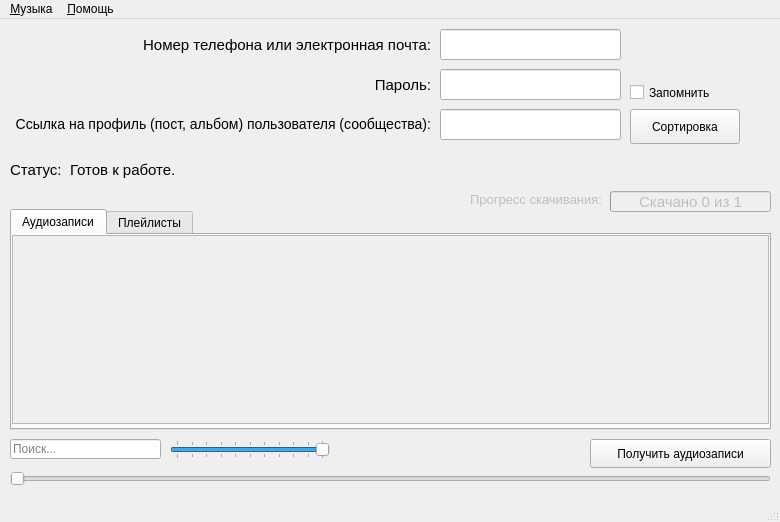
qwertyadrian/vk-music-downloader, file gui/audio.ui: the form before one commit.
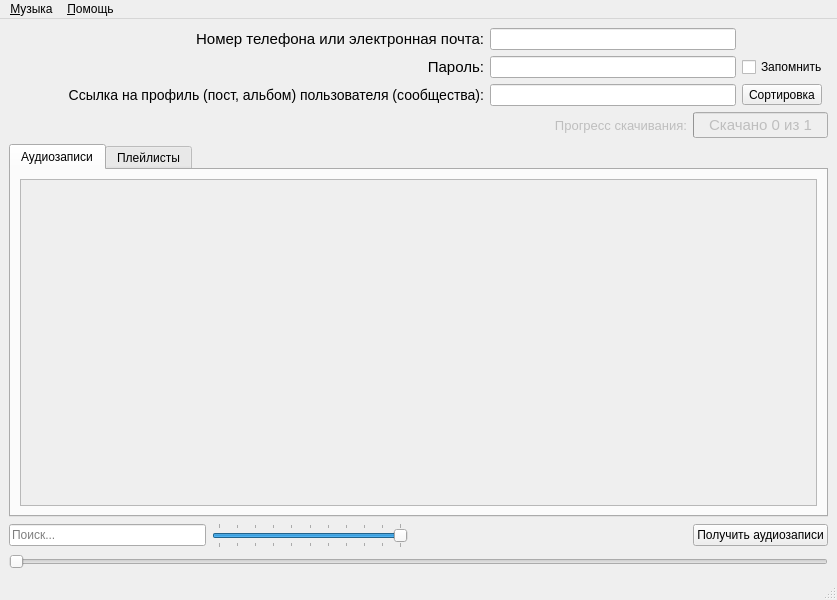
The form after the commit. Icons and pictures are not drawn.

Commit message: Использование менеджера компоновки QGridLayout Использование статус-бара вместо виджета QLabel для отображения статуса

Patch:
```diff
--- a/gui/audio.ui
+++ b/gui/audio.ui
@@ -10,22 +10,10 @@
    <rect>
     <x>0</x>
     <y>0</y>
-    <width>780</width>
-    <height>522</height>
+    <width>837</width>
+    <height>600</height>
    </rect>
   </property>
-  <property name="minimumSize">
-   <size>
-    <width>780</width>
-    <height>522</height>
-   </size>
-  </property>
-  <property name="maximumSize">
-   <size>
-    <width>780</width>
-    <height>522</height>
-   </size>
-  </property>
   <property name="windowTitle">
    <string>VKMusic Downloader</string>
   </property>
@@ -34,25 +22,35 @@
     <normaloff>:/images/logo.ico</normaloff>:/images/logo.ico</iconset>
   </property>
   <widget class="QWidget" name="centralwidget">
-   <widget class="QLineEdit" name="login">
-    <property name="geometry">
-     <rect>
-      <x>440</x>
-      <y>10</y>
-      <width>181</width>
-      <height>31</height>
-     </rect>
-    </property>
-   </widget>
+   <layout class="QGridLayout" name="gridLayout">
+    <item row="6" column="0" colspan="7">
+     <widget class="QSlider" name="play_status">
+      <property name="maximum">
+       <number>100</number>
+      </property>
+      <property name="orientation">
+       <enum>Qt::Horizontal</enum>
+      </property>
+     </widget>
+    </item>
+    <item row="5" column="3">
+     <widget class="QPushButton" name="stop_button">
+      <property name="sizePolicy">
+       <sizepolicy hsizetype="Preferred" vsizetype="Preferred">
+        <horstretch>0</horstretch>
+        <verstretch>0</verstretch>
+       </sizepolicy>
+      </property>
+      <property name="styleSheet">
+       <string notr="true">border-radius:15px;image:url(:/images/stop_button.png);</string>
+      </property>
+      <property name="text">
+       <string/>
+      </property>
+     </widget>
+    </item>
+    <item row="0" column="0" colspan="4">
    <widget class="QLabel" name="login_text">
-    <property name="geometry">
-     <rect>
-      <x>100</x>
-      <y>10</y>
-      <width>331</width>
-      <height>31</height>
-     </rect>
-    </property>
     <property name="font">
      <font>
       <pointsize>11</pointsize>
@@ -65,36 +63,9 @@
      <set>Qt::AlignRight|Qt::AlignTrailing|Qt::AlignVCenter</set>
     </property>
    </widget>
-   <widget class="QLabel" name="password_text">
-    <property name="geometry">
-     <rect>
-      <x>360</x>
-      <y>50</y>
-      <width>71</width>
-      <height>31</height>
-     </rect>
-    </property>
-    <property name="font">
-     <font>
-      <pointsize>11</pointsize>
-     </font>
-    </property>
-    <property name="text">
-     <string>Пароль:</string>
-    </property>
-    <property name="alignment">
-     <set>Qt::AlignRight|Qt::AlignTrailing|Qt::AlignVCenter</set>
-    </property>
-   </widget>
+    </item>
+    <item row="1" column="4" colspan="2">
    <widget class="QLineEdit" name="password">
-    <property name="geometry">
-     <rect>
-      <x>440</x>
-      <y>50</y>
-      <width>181</width>
-      <height>31</height>
-     </rect>
-    </property>
     <property name="inputMethodHints">
      <set>Qt::ImhHiddenText|Qt::ImhNoAutoUppercase|Qt::ImhNoPredictiveText|Qt::ImhSensitiveData</set>
     </property>
@@ -111,129 +82,28 @@
      <bool>false</bool>
     </property>
    </widget>
-   <widget class="QLabel" name="link_text">
-    <property name="geometry">
-     <rect>
-      <x>10</x>
-      <y>90</y>
-      <width>421</width>
-      <height>31</height>
-     </rect>
-    </property>
-    <property name="font">
-     <font>
-      <pointsize>11</pointsize>
-     </font>
-    </property>
+    </item>
+    <item row="2" column="6">
+     <widget class="QToolButton" name="sort_tracks">
     <property name="text">
-     <string>&lt;html&gt;&lt;head/&gt;&lt;body&gt;&lt;p&gt;&lt;span style=&quot; font-size:10.5pt;&quot;&gt;Ссылка на профиль (пост, альбом) пользователя (сообщества):&lt;/span&gt;&lt;/p&gt;&lt;/body&gt;&lt;/html&gt;</string>
-    </property>
-    <property name="alignment">
-     <set>Qt::AlignRight|Qt::AlignTrailing|Qt::AlignVCenter</set>
-    </property>
-   </widget>
-   <widget class="QLineEdit" name="user_link">
-    <property name="geometry">
-     <rect>
-      <x>440</x>
-      <y>90</y>
-      <width>181</width>
-      <height>31</height>
-     </rect>
-    </property>
-   </widget>
-   <widget class="QPushButton" name="btnConfirm">
-    <property name="geometry">
-     <rect>
-      <x>590</x>
-      <y>420</y>
-      <width>181</width>
-      <height>29</height>
-     </rect>
-    </property>
-    <property name="toolTip">
-     <string>Получить список аудиозаписей пользователя</string>
-    </property>
-    <property name="text">
-     <string>Получить аудиозаписи</string>
-    </property>
-    <property name="autoDefault">
-     <bool>false</bool>
-    </property>
-    <property name="default">
-     <bool>false</bool>
-    </property>
-   </widget>
-   <widget class="QLabel" name="status_label">
-    <property name="geometry">
-     <rect>
-      <x>10</x>
-      <y>120</y>
-      <width>68</width>
-      <height>61</height>
-     </rect>
-    </property>
-    <property name="font">
-     <font>
-      <pointsize>11</pointsize>
-     </font>
-    </property>
-    <property name="text">
-     <string>Статус:</string>
-    </property>
-   </widget>
-   <widget class="QCheckBox" name="saveData">
-    <property name="enabled">
-     <bool>true</bool>
-    </property>
-    <property name="geometry">
-     <rect>
-      <x>630</x>
-      <y>60</y>
-      <width>110</width>
-      <height>27</height>
-     </rect>
-    </property>
-    <property name="toolTip">
-     <string>Сохранить введенные данные?</string>
-    </property>
-    <property name="text">
-     <string>Запомнить</string>
-    </property>
-   </widget>
-   <widget class="QLabel" name="statusInfo">
-    <property name="geometry">
-     <rect>
-      <x>70</x>
-      <y>130</y>
-      <width>701</width>
-      <height>41</height>
-     </rect>
-    </property>
-    <property name="font">
-     <font>
-      <pointsize>11</pointsize>
-     </font>
-    </property>
-    <property name="text">
-     <string>Готов к работе.</string>
-    </property>
-    <property name="wordWrap">
-     <bool>true</bool>
-    </property>
-   </widget>
+       <string>Сортировка</string>
+      </property>
+      <property name="popupMode">
+       <enum>QToolButton::InstantPopup</enum>
+      </property>
+      <property name="toolButtonStyle">
+       <enum>Qt::ToolButtonTextOnly</enum>
+      </property>
+     </widget>
+    </item>
+    <item row="2" column="4" colspan="2">
+     <widget class="QLineEdit" name="user_link"/>
+    </item>
+    <item row="3" column="5" colspan="2">
    <widget class="QProgressBar" name="progressBar">
     <property name="enabled">
      <bool>false</bool>
     </property>
-    <property name="geometry">
-     <rect>
-      <x>610</x>
-      <y>172</y>
-      <width>161</width>
-      <height>21</height>
-     </rect>
-    </property>
     <property name="font">
      <font>
       <pointsize>11</pointsize>
@@ -261,49 +131,9 @@
      <string>Скачано %v из %m</string>
     </property>
    </widget>
-   <widget class="QLabel" name="progress_label">
-    <property name="enabled">
-     <bool>false</bool>
-    </property>
-    <property name="geometry">
-     <rect>
-      <x>470</x>
-      <y>170</y>
-      <width>141</width>
-      <height>20</height>
-     </rect>
-    </property>
-    <property name="font">
-     <font>
-      <pointsize>10</pointsize>
-     </font>
-    </property>
-    <property name="text">
-     <string>Прогресс скачивания:</string>
-    </property>
-   </widget>
-   <widget class="QLineEdit" name="search">
-    <property name="geometry">
-     <rect>
-      <x>10</x>
-      <y>420</y>
-      <width>151</width>
-      <height>20</height>
-     </rect>
-    </property>
-    <property name="placeholderText">
-     <string>Поиск...</string>
-    </property>
-   </widget>
+    </item>
+    <item row="5" column="1">
    <widget class="QSlider" name="volumeSlider">
-    <property name="geometry">
-     <rect>
-      <x>170</x>
-      <y>421</y>
-      <width>160</width>
-      <height>19</height>
-     </rect>
-    </property>
     <property name="maximum">
      <number>100</number>
     </property>
@@ -320,85 +150,28 @@
      <number>10</number>
     </property>
    </widget>
-   <widget class="QPushButton" name="pause_button">
-    <property name="geometry">
-     <rect>
-      <x>340</x>
-      <y>415</y>
-      <width>31</width>
-      <height>31</height>
-     </rect>
-    </property>
-    <property name="styleSheet">
-     <string notr="true">border-radius:15px;image:url(:/images/pause_button.png);</string>
-    </property>
+    </item>
+    <item row="5" column="5" colspan="2">
+     <widget class="QPushButton" name="btnConfirm">
+      <property name="toolTip">
+       <string>Получить список аудиозаписей пользователя</string>
+      </property>
     <property name="text">
-     <string/>
-    </property>
-   </widget>
-   <widget class="QPushButton" name="stop_button">
-    <property name="geometry">
-     <rect>
-      <x>380</x>
-      <y>415</y>
-      <width>31</width>
-      <height>31</height>
-     </rect>
-    </property>
-    <property name="styleSheet">
-     <string notr="true">border-radius:15px;image:url(:/images/stop_button.png);</string>
-    </property>
-    <property name="text">
-     <string/>
-    </property>
-   </widget>
-   <widget class="QSlider" name="play_status">
-    <property name="geometry">
-     <rect>
-      <x>10</x>
-      <y>450</y>
-      <width>761</width>
-      <height>19</height>
-     </rect>
-    </property>
-    <property name="maximum">
-     <number>100</number>
-    </property>
-    <property name="orientation">
-     <enum>Qt::Horizontal</enum>
-    </property>
-   </widget>
-   <widget class="QToolButton" name="sort_tracks">
-    <property name="geometry">
-     <rect>
-      <x>630</x>
-      <y>90</y>
-      <width>110</width>
-      <height>35</height>
-     </rect>
-    </property>
-    <property name="text">
-     <string>Сортировка</string>
-    </property>
-    <property name="popupMode">
-     <enum>QToolButton::InstantPopup</enum>
-    </property>
-    <property name="toolButtonStyle">
-     <enum>Qt::ToolButtonTextOnly</enum>
-    </property>
-   </widget>
+       <string>Получить аудиозаписи</string>
+      </property>
+      <property name="autoDefault">
+       <bool>false</bool>
+      </property>
+      <property name="default">
+       <bool>false</bool>
+      </property>
+     </widget>
+    </item>
+    <item row="4" column="0" colspan="7">
    <widget class="QTabWidget" name="tabWidget">
     <property name="enabled">
      <bool>true</bool>
     </property>
-    <property name="geometry">
-     <rect>
-      <x>10</x>
-      <y>190</y>
-      <width>761</width>
-      <height>221</height>
-     </rect>
-    </property>
     <property name="currentIndex">
      <number>0</number>
     </property>
@@ -406,18 +179,12 @@
      <attribute name="title">
       <string>Аудиозаписи</string>
      </attribute>
+       <layout class="QGridLayout" name="gridLayout_2">
+        <item row="0" column="0">
      <widget class="QTreeWidget" name="trackList">
       <property name="enabled">
        <bool>false</bool>
       </property>
-      <property name="geometry">
-       <rect>
-        <x>0</x>
-        <y>0</y>
-        <width>757</width>
-        <height>189</height>
-       </rect>
-      </property>
       <property name="contextMenuPolicy">
        <enum>Qt::CustomContextMenu</enum>
       </property>
@@ -447,23 +214,19 @@
        </property>
       </column>
      </widget>
+        </item>
+       </layout>
     </widget>
     <widget class="QWidget" name="playlists_tab">
      <attribute name="title">
       <string>Плейлисты</string>
      </attribute>
+       <layout class="QGridLayout" name="gridLayout_3">
+        <item row="0" column="0">
      <widget class="QTreeWidget" name="albumsList">
       <property name="enabled">
        <bool>false</bool>
       </property>
-      <property name="geometry">
-       <rect>
-        <x>0</x>
-        <y>0</y>
-        <width>757</width>
-        <height>189</height>
-       </rect>
-      </property>
       <property name="editTriggers">
        <set>QAbstractItemView::NoEditTriggers</set>
       </property>
@@ -479,15 +242,125 @@
        </property>
       </column>
      </widget>
-    </widget>
-   </widget>
+        </item>
+       </layout>
+      </widget>
+     </widget>
+    </item>
+    <item row="5" column="2">
+     <widget class="QPushButton" name="pause_button">
+      <property name="sizePolicy">
+       <sizepolicy hsizetype="Preferred" vsizetype="Preferred">
+        <horstretch>0</horstretch>
+        <verstretch>0</verstretch>
+       </sizepolicy>
+      </property>
+      <property name="styleSheet">
+       <string notr="true">border-radius:15px;image:url(:/images/pause_button.png);</string>
+      </property>
+      <property name="text">
+       <string/>
+      </property>
+     </widget>
+    </item>
+    <item row="0" column="4" colspan="2">
+     <widget class="QLineEdit" name="login"/>
+    </item>
+    <item row="5" column="0">
+     <widget class="QLineEdit" name="search">
+      <property name="placeholderText">
+       <string>Поиск...</string>
+      </property>
+     </widget>
+    </item>
+    <item row="1" column="2" colspan="2">
+     <widget class="QLabel" name="password_text">
+      <property name="font">
+       <font>
+        <pointsize>11</pointsize>
+       </font>
+      </property>
+      <property name="text">
+       <string>Пароль:</string>
+      </property>
+      <property name="alignment">
+       <set>Qt::AlignRight|Qt::AlignTrailing|Qt::AlignVCenter</set>
+      </property>
+     </widget>
+    </item>
+    <item row="5" column="4">
+     <spacer name="horizontalSpacer">
+      <property name="orientation">
+       <enum>Qt::Horizontal</enum>
+      </property>
+      <property name="sizeHint" stdset="0">
+       <size>
+        <width>40</width>
+        <height>20</height>
+       </size>
+      </property>
+     </spacer>
+    </item>
+    <item row="3" column="4">
+     <widget class="QLabel" name="progress_label">
+      <property name="enabled">
+       <bool>false</bool>
+      </property>
+      <property name="sizePolicy">
+       <sizepolicy hsizetype="Preferred" vsizetype="Preferred">
+        <horstretch>0</horstretch>
+        <verstretch>0</verstretch>
+       </sizepolicy>
+      </property>
+      <property name="font">
+       <font>
+        <pointsize>10</pointsize>
+       </font>
+      </property>
+      <property name="text">
+       <string>Прогресс скачивания:</string>
+      </property>
+      <property name="alignment">
+       <set>Qt::AlignRight|Qt::AlignTrailing|Qt::AlignVCenter</set>
+      </property>
+     </widget>
+    </item>
+    <item row="1" column="6">
+     <widget class="QCheckBox" name="saveData">
+      <property name="enabled">
+       <bool>true</bool>
+      </property>
+      <property name="toolTip">
+       <string>Сохранить введенные данные?</string>
+      </property>
+      <property name="text">
+       <string>Запомнить</string>
+      </property>
+     </widget>
+    </item>
+    <item row="2" column="0" colspan="4">
+     <widget class="QLabel" name="link_text">
+      <property name="font">
+       <font>
+        <pointsize>11</pointsize>
+       </font>
+      </property>
+      <property name="text">
+       <string>&lt;html&gt;&lt;head/&gt;&lt;body&gt;&lt;p&gt;&lt;span style=&quot; font-size:10.5pt;&quot;&gt;Ссылка на профиль (пост, альбом) пользователя (сообщества):&lt;/span&gt;&lt;/p&gt;&lt;/body&gt;&lt;/html&gt;</string>
+      </property>
+      <property name="alignment">
+       <set>Qt::AlignRight|Qt::AlignTrailing|Qt::AlignVCenter</set>
+      </property>
+     </widget>
+    </item>
+   </layout>
   </widget>
   <widget class="QMenuBar" name="menuBar">
    <property name="geometry">
     <rect>
      <x>0</x>
      <y>0</y>
-     <width>780</width>
+     <width>837</width>
      <height>34</height>
     </rect>
    </property>
```
Lines whose indentation alone changed are shown as unchanged. The commit also changes 5 other files.
